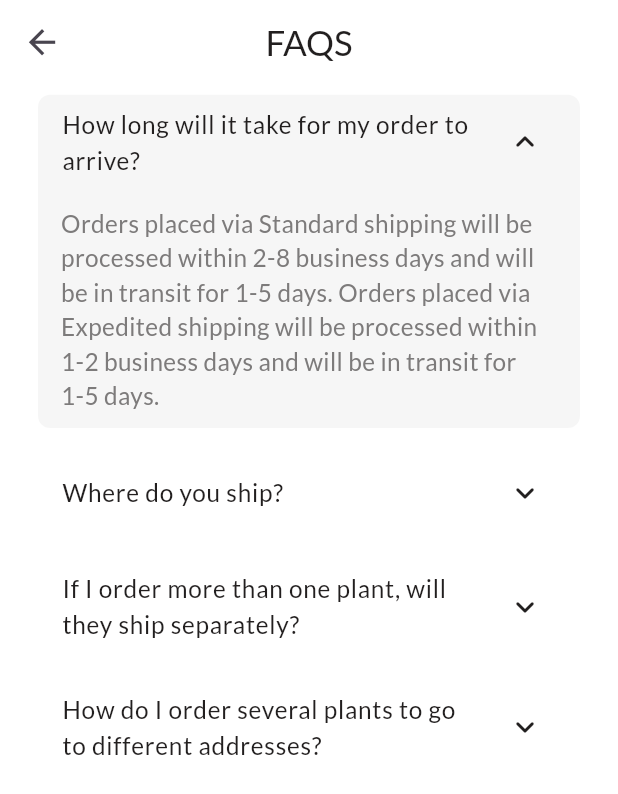
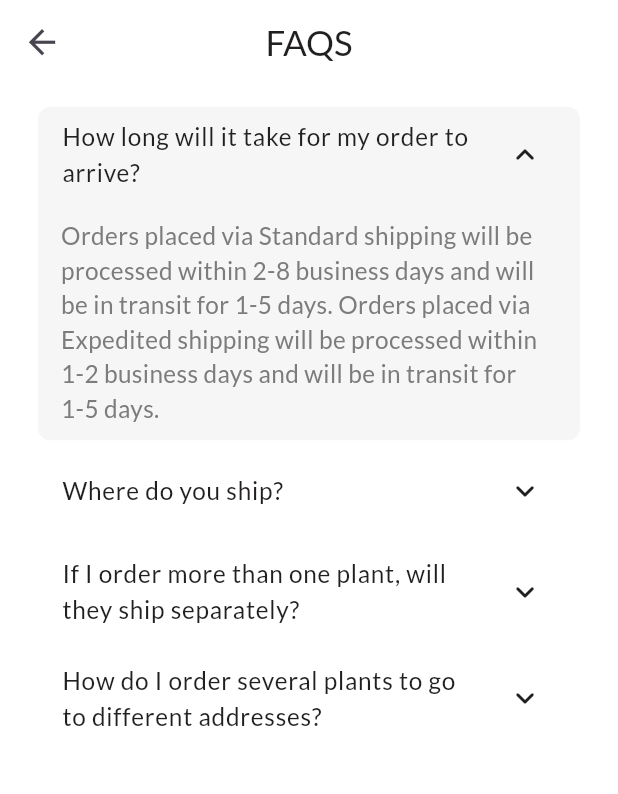
Before and after one commit to Abdusalom0516/Fayzigul, a Flutter app: the FaqsScreen screen opened directly, after a tap on "How long will it take for my order to ar", on a phone screen of 412 x 824 dp. Shown: the top 794 px of the screen. Run offline on Flutter 3.47's test engine with Material 3 defaults, Android fonts, the phone set to English and light mode, and no system bars; our stand-ins replace dartz, equatable, firebase_auth, firebase_core, flutter_bloc, flutter_hooks and 2 more; accounts and stored records are empty.

Commit message:
BASE: Enhance UI In FAQs Screen.

```diff
--- a/lib/core/common/widgets/custom_expansion_tile_wd.dart
+++ b/lib/core/common/widgets/custom_expansion_tile_wd.dart
@@ -13,7 +13,7 @@ class CustomExpansionTile extends HookWidget {
   Widget build(BuildContext context) {
     final isExpanded = useState(false);
     return SliverPadding(
-      padding: EdgeInsets.symmetric(horizontal: 25.r, vertical: 7.r),
+      padding: EdgeInsets.symmetric(horizontal: 25.r),
       sliver: SliverToBoxAdapter(
         child: AppStateWrapper(
           builder: (colors, texts, images) => ExpansionTile(
--- a/lib/presentation/profile/screens/faqs_screen.dart
+++ b/lib/presentation/profile/screens/faqs_screen.dart
@@ -4,6 +4,7 @@ import 'package:plant_store/core/common/consts/const_colors.dart';
 import 'package:plant_store/core/common/consts/const_text_styles.dart';
 import 'package:plant_store/core/common/consts/const_texts.dart';
 import 'package:plant_store/core/common/widgets/custom_expansion_tile_wd.dart';
+import 'package:plant_store/core/common/widgets/custom_sliver_height_wd.dart';
 import 'package:plant_store/core/utils/app_state_wrapper.dart';
 
 class FaqsScreen extends StatelessWidget {
@@ -17,19 +18,23 @@ class FaqsScreen extends StatelessWidget {
           slivers: [
             // Sliver Appbar Section
             appBarSection(colors, texts),
+            SliverHeight(height: 15),
             // Qustion and Answer Section
             CustomExpansionTile(
               quastion: texts.howLongArrive,
               answer: texts.howLongArriveAns,
             ),
+            SliverHeight(height: 5),
             CustomExpansionTile(
               quastion: texts.whereShip,
               answer: texts.whereShipAns,
             ),
+            SliverHeight(height: 5),
             CustomExpansionTile(
               quastion: texts.ifOrderMultiple,
               answer: texts.ifOrderMultipleAns,
             ),
+            SliverHeight(height: 5),
             CustomExpansionTile(
               quastion: texts.howToOrderDifferentPlace,
               answer: texts.howToOrderDifferentPlaceAns,
```
